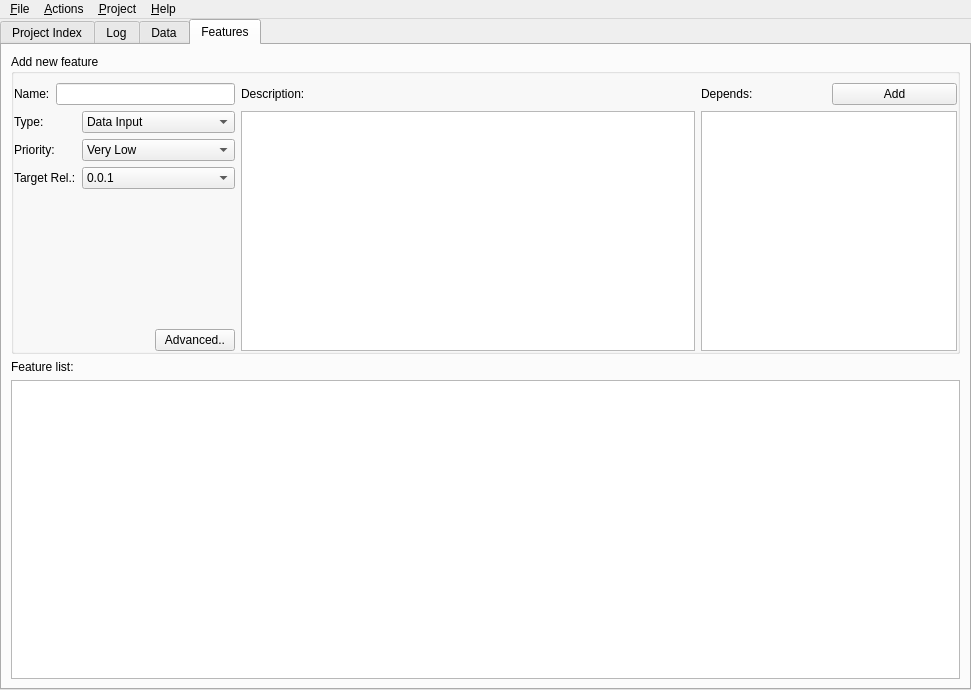
Above: forms/mainwindow.ui from skriticos/nelia1 before the change. Below: the same form after it.
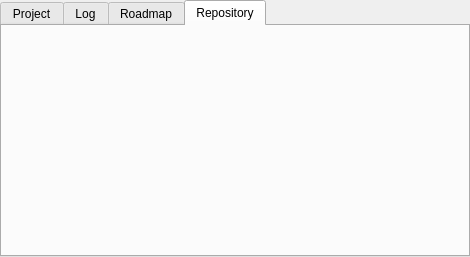
That is the form after the change. The open tabs and pages were chosen to show the change.

Diff of the .ui file:
```diff
--- a/forms/mainwindow.ui
+++ b/forms/mainwindow.ui
@@ -6,8 +6,8 @@
    <rect>
     <x>0</x>
     <y>0</y>
-    <width>971</width>
-    <height>690</height>
+    <width>470</width>
+    <height>257</height>
    </rect>
   </property>
   <property name="windowTitle">
@@ -46,7 +46,7 @@
       </property>
       <widget class="QWidget" name="tab_root_index">
        <attribute name="title">
-        <string>Project Index</string>
+        <string>Project</string>
        </attribute>
        <layout class="QGridLayout" name="gridLayout_2">
         <property name="margin">
@@ -141,270 +141,14 @@
       </widget>
       <widget class="QWidget" name="tab_data">
        <attribute name="title">
-        <string>Data</string>
+        <string>Roadmap</string>
        </attribute>
+       <layout class="QGridLayout" name="gridLayout_6"/>
       </widget>
       <widget class="QWidget" name="tab_features">
        <attribute name="title">
-        <string>Features</string>
+        <string>Repository</string>
        </attribute>
-       <layout class="QGridLayout" name="gridLayout_6">
-        <item row="0" column="0">
-         <widget class="QGroupBox" name="groupBox">
-          <property name="autoFillBackground">
-           <bool>false</bool>
-          </property>
-          <property name="title">
-           <string>Add new feature</string>
-          </property>
-          <property name="flat">
-           <bool>false</bool>
-          </property>
-          <property name="checkable">
-           <bool>false</bool>
-          </property>
-          <layout class="QGridLayout" name="gridLayout_5">
-           <property name="leftMargin">
-            <number>0</number>
-           </property>
-           <property name="topMargin">
-            <number>9</number>
-           </property>
-           <property name="rightMargin">
-            <number>0</number>
-           </property>
-           <property name="bottomMargin">
-            <number>0</number>
-           </property>
-           <item row="0" column="0">
-            <widget class="QLabel" name="label_4">
-             <property name="text">
-              <string>Name:</string>
-             </property>
-            </widget>
-           </item>
-           <item row="0" column="1" colspan="3">
-            <widget class="QLineEdit" name="line_feature_name"/>
-           </item>
-           <item row="0" column="4">
-            <widget class="QLabel" name="label_8">
-             <property name="text">
-              <string>Description:</string>
-             </property>
-            </widget>
-           </item>
-           <item row="0" column="5">
-            <widget class="QLabel" name="label_7">
-             <property name="text">
-              <string>Depends:</string>
-             </property>
-            </widget>
-           </item>
-           <item row="0" column="6">
-            <widget class="QPushButton" name="push_feature_add">
-             <property name="text">
-              <string>Add</string>
-             </property>
-            </widget>
-           </item>
-           <item row="1" column="0">
-            <widget class="QLabel" name="label_5">
-             <property name="text">
-              <string>Type:</string>
-             </property>
-            </widget>
-           </item>
-           <item row="1" column="2" colspan="2">
-            <widget class="QComboBox" name="combo_feature_type">
-             <item>
-              <property name="text">
-               <string>Data Input</string>
-              </property>
-             </item>
-             <item>
-              <property name="text">
-               <string>Data Edit</string>
-              </property>
-             </item>
-             <item>
-              <property name="text">
-               <string>Data View</string>
-              </property>
-             </item>
-             <item>
-              <property name="text">
-               <string>Aggregated Data View</string>
-              </property>
-             </item>
-             <item>
-              <property name="text">
-               <string>Correlated Data View</string>
-              </property>
-             </item>
-             <item>
-              <property name="text">
-               <string>Data Storage</string>
-              </property>
-             </item>
-             <item>
-              <property name="text">
-               <string>Summary View</string>
-              </property>
-             </item>
-             <item>
-              <property name="text">
-               <string>Compression</string>
-              </property>
-             </item>
-             <item>
-              <property name="text">
-               <string>Network</string>
-              </property>
-             </item>
-             <item>
-              <property name="text">
-               <string>Mapping</string>
-              </property>
-             </item>
-             <item>
-              <property name="text">
-               <string>System</string>
-              </property>
-             </item>
-            </widget>
-           </item>
-           <item row="1" column="4" rowspan="5">
-            <widget class="QTextEdit" name="text_feature_description">
-             <property name="autoFormatting">
-              <set>QTextEdit::AutoNone</set>
-             </property>
-            </widget>
-           </item>
-           <item row="1" column="5" rowspan="5" colspan="2">
-            <widget class="QListView" name="list_feature_depends">
-             <property name="editTriggers">
-              <set>QAbstractItemView::NoEditTriggers</set>
-             </property>
-             <property name="gridSize">
-              <size>
-               <width>0</width>
-               <height>0</height>
-              </size>
-             </property>
-            </widget>
-           </item>
-           <item row="2" column="0" colspan="2">
-            <widget class="QLabel" name="label_6">
-             <property name="text">
-              <string>Priority:</string>
-             </property>
-            </widget>
-           </item>
-           <item row="2" column="2" colspan="2">
-            <widget class="QComboBox" name="combo_feature_priority">
-             <item>
-              <property name="text">
-               <string>Very Low</string>
-              </property>
-             </item>
-             <item>
-              <property name="text">
-               <string>Low</string>
-              </property>
-             </item>
-             <item>
-              <property name="text">
-               <string>Medium</string>
-              </property>
-             </item>
-             <item>
-              <property name="text">
-               <string>High</string>
-              </property>
-             </item>
-             <item>
-              <property name="text">
-               <string>Very High</string>
-              </property>
-             </item>
-            </widget>
-           </item>
-           <item row="3" column="0" colspan="2">
-            <widget class="QLabel" name="label_9">
-             <property name="text">
-              <string>Target Rel.:</string>
-             </property>
-            </widget>
-           </item>
-           <item row="3" column="2" colspan="2">
-            <widget class="QComboBox" name="combo_feature_target_release">
-             <item>
-              <property name="text">
-               <string>0.0.1</string>
-              </property>
-             </item>
-            </widget>
-           </item>
-           <item row="4" column="3">
-            <spacer name="verticalSpacer">
-             <property name="orientation">
-              <enum>Qt::Vertical</enum>
-             </property>
-             <property name="sizeHint" stdset="0">
-              <size>
-               <width>20</width>
-               <height>40</height>
-              </size>
-             </property>
-            </spacer>
-           </item>
-           <item row="5" column="1" colspan="2">
-            <spacer name="horizontalSpacer">
-             <property name="orientation">
-              <enum>Qt::Horizontal</enum>
-             </property>
-             <property name="sizeHint" stdset="0">
-              <size>
-               <width>40</width>
-               <height>20</height>
-              </size>
-             </property>
-            </spacer>
-           </item>
-           <item row="5" column="3">
-            <widget class="QPushButton" name="push_feature_advanced">
-             <property name="text">
-              <string>Advanced..</string>
-             </property>
-            </widget>
-           </item>
-          </layout>
-         </widget>
-        </item>
-        <item row="1" column="0">
-         <widget class="QLabel" name="label_3">
-          <property name="text">
-           <string>Feature list:</string>
-          </property>
-         </widget>
-        </item>
-        <item row="2" column="0">
-         <widget class="QTableView" name="table_feature_list">
-          <property name="editTriggers">
-           <set>QAbstractItemView::NoEditTriggers</set>
-          </property>
-          <property name="selectionMode">
-           <enum>QAbstractItemView::SingleSelection</enum>
-          </property>
-          <property name="selectionBehavior">
-           <enum>QAbstractItemView::SelectRows</enum>
-          </property>
-          <property name="sortingEnabled">
-           <bool>true</bool>
-          </property>
-         </widget>
-        </item>
-       </layout>
       </widget>
      </widget>
     </item>
@@ -415,62 +159,10 @@
     <rect>
      <x>0</x>
      <y>0</y>
-     <width>971</width>
+     <width>470</width>
      <height>25</height>
     </rect>
    </property>
-   <widget class="QMenu" name="menu_file">
-    <property name="title">
-     <string>&amp;File</string>
-    </property>
-    <addaction name="action_new_db"/>
-    <addaction name="action_open_db"/>
-    <addaction name="action_save_db"/>
-    <addaction name="action_save_as_db"/>
-    <addaction name="action_merge_db"/>
-    <addaction name="separator"/>
-    <addaction name="action_preferences"/>
-    <addaction name="separator"/>
-    <addaction name="action_quit"/>
-   </widget>
-   <widget class="QMenu" name="menu_actions">
-    <property name="title">
-     <string>&amp;Actions</string>
-    </property>
-    <addaction name="action_new_entry"/>
-    <addaction name="action_change_entry"/>
-    <addaction name="action_delete_entry"/>
-    <addaction name="separator"/>
-   </widget>
-   <widget class="QMenu" name="menu_project">
-    <property name="title">
-     <string>&amp;Project</string>
-    </property>
-    <addaction name="action_path"/>
-    <addaction name="separator"/>
-    <addaction name="action_map"/>
-    <addaction name="action_data"/>
-    <addaction name="action_protocol"/>
-    <addaction name="separator"/>
-    <addaction name="action_log"/>
-    <addaction name="action_roadmap"/>
-    <addaction name="separator"/>
-    <addaction name="action_blueprint"/>
-    <addaction name="action_issues"/>
-    <addaction name="action_features"/>
-    <addaction name="action_refactor"/>
-   </widget>
-   <widget class="QMenu" name="menu_help">
-    <property name="title">
-     <string>&amp;Help</string>
-    </property>
-    <addaction name="action_about"/>
-    <addaction name="action_manual"/>
-   </widget>
-   <addaction name="menu_file"/>
-   <addaction name="menu_actions"/>
-   <addaction name="menu_project"/>
-   <addaction name="menu_help"/>
   </widget>
   <action name="action_open_db">
    <property name="text">
```
Left out of the diff: 103 changed lines with no effect on the pictures.
